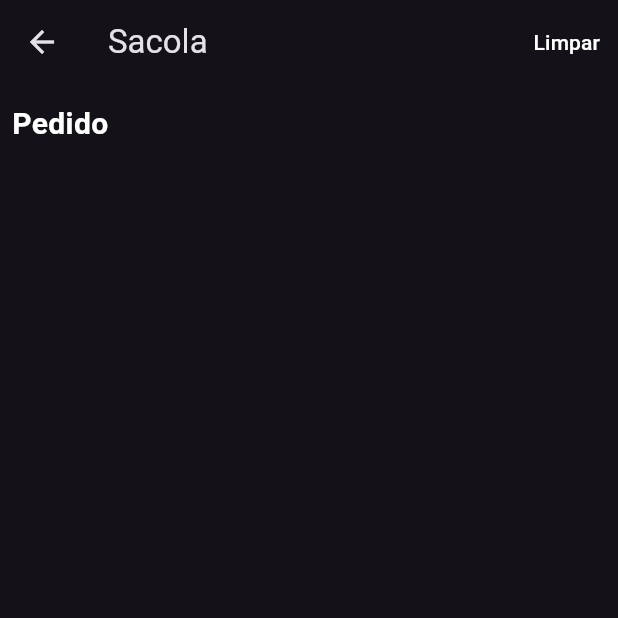
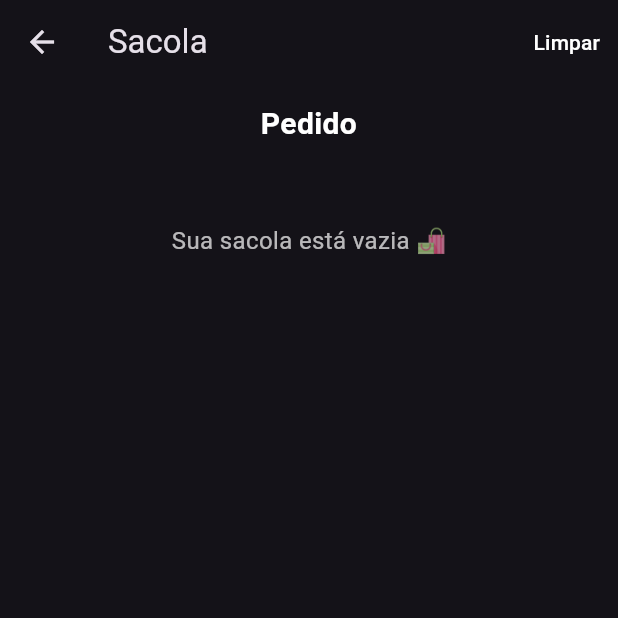
Before and after one commit to abrantesjo/tech-taste, a Flutter app: the CheckoutScreen screen opened directly, on a phone screen of 412 x 824 dp, the top half of it. Run offline on Flutter 3.47's test engine with Material 3 defaults, Android fonts, the phone set to English and light mode, and no system bars; our stand-ins replace badges.

Commit message:
update(checkout): mensagem interativa e ajuste visual

```diff
--- a/lib/ui/checkout/checkout_screen.dart
+++ b/lib/ui/checkout/checkout_screen.dart
@@ -39,8 +39,20 @@ class CheckoutScreen extends StatelessWidget {
                     fontWeight: FontWeight.bold,
                     color: Colors.white,
                   ),
+                  textAlign: TextAlign.center,
                 ),
               ),
+              if (dishMap.isEmpty)
+                const Padding(
+                  padding: EdgeInsets.only(top: 40),
+                  child: Center(
+                    child: Text(
+                      "Sua sacola está vazia 🛍️",
+                      style: TextStyle(color: Colors.white70, fontSize: 16),
+                    ),
+                  ),
+                )
+              else
                 Column(
                   children: List.generate(dishMap.length, (index) {
                     Dish dish = dishMap.keys.toList()[index];
```
Lines whose indentation alone changed are shown as unchanged.
